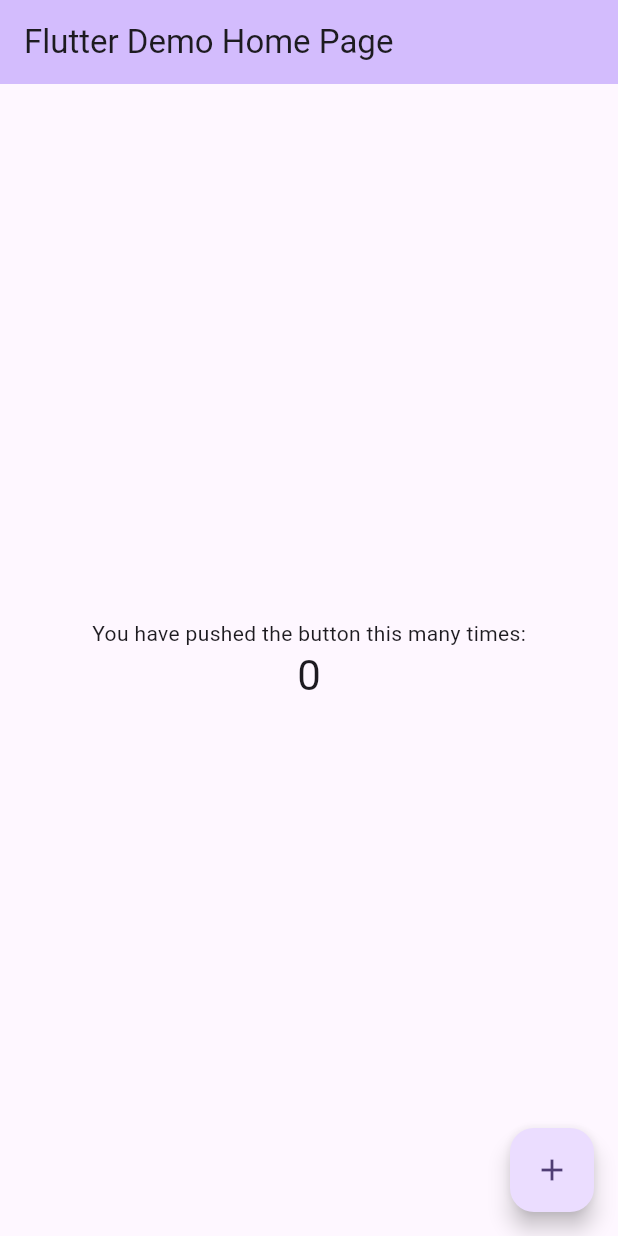
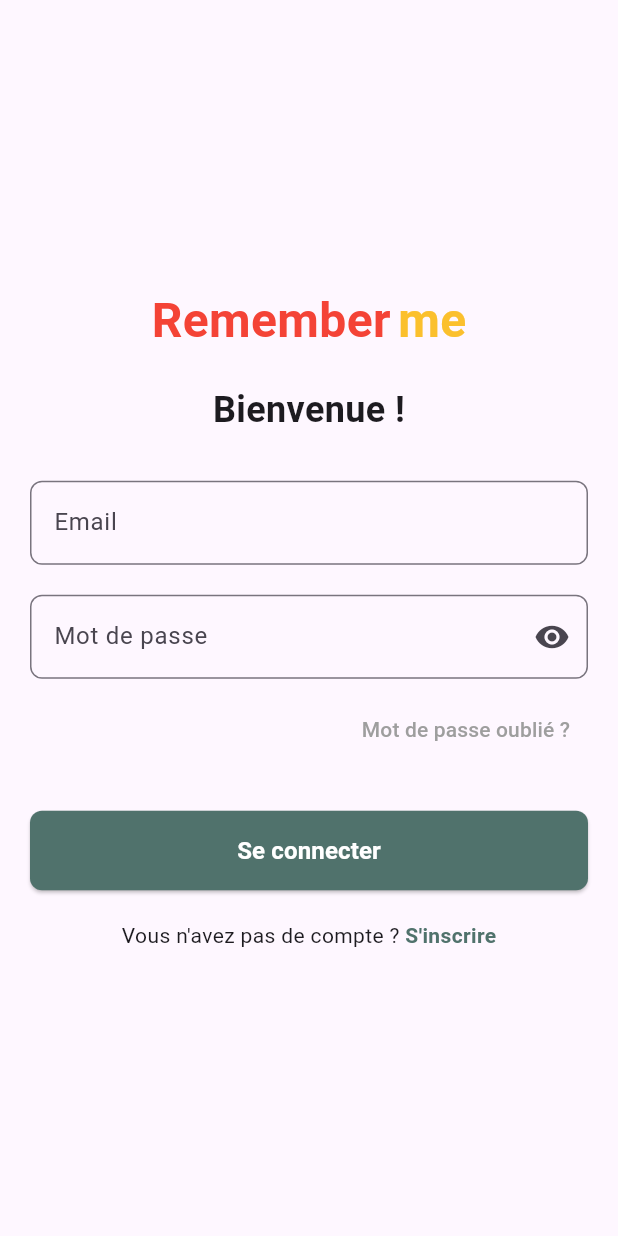
Before and after one commit to Osvald367/Remenber_me, a Flutter app: the screen it shows after launch, on a phone screen of 412 x 824 dp. Run offline on Flutter 3.47's test engine with Material 3 defaults, Android fonts, the phone set to English and light mode, and no system bars; our stand-ins replace flutter_spinkit.

Commit message:
login et acceuil

```diff
--- /dev/null
+++ b/lib/auth/login_screen.dart
@@ -0,0 +1,132 @@
+import 'package:flutter/material.dart';
+import 'package:remenber_me/components/colors.dart';
+import 'package:remenber_me/home.dart';
+
+class LoginScreen extends StatelessWidget {
+  @override
+  Widget build(BuildContext context) {
+    return Scaffold(
+      body: Padding(
+        padding: const EdgeInsets.symmetric(horizontal: 20.0),
+        child: Column(
+          mainAxisAlignment: MainAxisAlignment.center,
+          crossAxisAlignment: CrossAxisAlignment.stretch,
+          children: [
+            // Logo "Remember me"
+            Column(
+              children: [
+                Row(
+                  mainAxisAlignment: MainAxisAlignment.center,
+                  children: [
+                    Text(
+                  'Remember',
+                  style: TextStyle(
+                    fontSize: 32,
+                    fontWeight: FontWeight.bold,
+                    color: Colors.red,
+                  ),
+                ),
+                SizedBox(width: 5),
+                Text(
+                  'me',
+                  style: TextStyle(
+                    fontSize: 32,
+                    fontWeight: FontWeight.bold,
+                    color: Colors.yellow[700],
+                  ),
+                ),
+                  ])
+              ],
+            ),
+            const SizedBox(height: 20),
+            // Titre "Bienvenue !"
+            Text(
+              'Bienvenue !',
+              textAlign: TextAlign.center,
+              style: TextStyle(fontSize: 24, fontWeight: FontWeight.w600),
+            ),
+            const SizedBox(height: 30),
+            // Champ Email
+            TextField(
+              decoration: InputDecoration(
+                labelText: 'Email',
+                border: OutlineInputBorder(
+                  borderRadius: BorderRadius.circular(8.0),
+                ),
+              ),
+              keyboardType: TextInputType.emailAddress,
+            ),
+            const SizedBox(height: 20),
+            // Champ Mot de passe
+            TextField(
+              decoration: InputDecoration(
+                labelText: 'Mot de passe',
+                border: OutlineInputBorder(
+                  borderRadius: BorderRadius.circular(8.0),
+                ),
+                suffixIcon: Icon(Icons.visibility),
+              ),
+              obscureText: true,
+            ),
+            const SizedBox(height: 10),
+            // Lien "Mot de passe oublié ?"
+            Align(
+              alignment: Alignment.centerRight,
+              child: TextButton(
+                onPressed: () {
+                  // Action pour "Mot de passe oublié"
+                },
+                child: Text(
+                  'Mot de passe oublié ?',
+                  style: TextStyle(color: Colors.grey),
+                ),
+              ),
+            ),
+            const SizedBox(height: 30),
+            // Bouton "Se connecter"
+            ElevatedButton(
+              onPressed: () {
+                // Action pour le bouton Se connecter
+                Navigator.push(
+                    context,
+                    MaterialPageRoute(builder: (context) => HomeScreen()),
+                  );
+              },
+              style: ElevatedButton.styleFrom(
+                backgroundColor: AppColors.vert,
+                padding: const EdgeInsets.symmetric(vertical: 15.0),
+                shape: RoundedRectangleBorder(
+                  borderRadius: BorderRadius.circular(8.0),
+                ),
+              ),
+              child: Text(
+                'Se connecter',
+                style: TextStyle(fontSize: 16, fontWeight: FontWeight.w600, color: Colors.white),
+              ),
+            ),
+            const SizedBox(height: 20),
+            // Lien "Vous n'avez pas de compte ? S'inscrire"
+            Row(
+              mainAxisAlignment: MainAxisAlignment.center,
+              children: [
+                Text("Vous n'avez pas de compte ? "),
+                GestureDetector(
+                  onTap: () {
+                    // Action pour "S'inscrire"
+                  },
+                  child: Text(
+                    "S'inscrire",
+                    style: TextStyle(
+                      color: AppColors.vert,
+                      fontWeight: FontWeight.bold,
+                    ),
+                  ),
+                ),
+              ],
+            ),
+          ],
+        ),
+      ),
+    );
+  }
+}
--- /dev/null
+++ b/lib/components/colors.dart
@@ -0,0 +1,10 @@
+import 'package:flutter/material.dart';
+
+class AppColors {
+  static const Color vert = Color(0xFF50726c); // vert
+  static const Color jaune = Color(0xFFfadd70); // jaune
+  static const Color rouge = Color(0xFFeb4158); // rouge
+  static const Color noir = Color(0xFF000000); // noire
+  static const Color blanc = Color(0xFFffffff); // blanc
+
+}
--- a/lib/main.dart
+++ b/lib/main.dart
@@ -1,4 +1,5 @@
 import 'package:flutter/material.dart';
+import 'package:remenber_me/slashscreens/startup_screen.dart';
 
 void main() {
   runApp(const MyApp());
@@ -11,115 +12,9 @@
   @override
   Widget build(BuildContext context) {
     return MaterialApp(
-      title: 'Flutter Demo',
-      theme: ThemeData(
-        // This is the theme of your application.
-        //
-        // TRY THIS: Try running your application with "flutter run". You'll see
-        // the application has a purple toolbar. Then, without quitting the app,
-        // try changing the seedColor in the colorScheme below to Colors.green
-        // and then invoke "hot reload" (save your changes or press the "hot
-        // reload" button in a Flutter-supported IDE, or press "r" if you used
-        // the command line to start the app).
-        //
-        // Notice that the counter didn't reset back to zero; the application
-        // state is not lost during the reload. To reset the state, use hot
-        // restart instead.
-        //
-        // This works for code too, not just values: Most code changes can be
-        // tested with just a hot reload.
-        colorScheme: ColorScheme.fromSeed(seedColor: Colors.deepPurple),
-        useMaterial3: true,
-      ),
-      home: const MyHomePage(title: 'Flutter Demo Home Page'),
+      debugShowCheckedModeBanner: false,
+      title: 'Remenber Me',
+      home: StartupScreen(),
     );
   }
 }
-
-class MyHomePage extends StatefulWidget {
-  const MyHomePage({super.key, required this.title});
-
-  // This widget is the home page of your application. It is stateful, meaning
-  // that it has a State object (defined below) that contains fields that affect
-  // how it looks.
-
-  // This class is the configuration for the state. It holds the values (in this
-  // case the title) provided by the parent (in this case the App widget) and
-  // used by the build method of the State. Fields in a Widget subclass are
-  // always marked "final".
-
-  final String title;
-
-  @override
-  State<MyHomePage> createState() => _MyHomePageState();
-}
-
-class _MyHomePageState extends State<MyHomePage> {
-  int _counter = 0;
-
-  void _incrementCounter() {
-    setState(() {
-      // This call to setState tells the Flutter framework that something has
-      // changed in this State, which causes it to rerun the build method below
-      // so that the display can reflect the updated values. If we changed
-      // _counter without calling setState(), then the build method would not be
-      // called again, and so nothing would appear to happen.
-      _counter++;
-    });
-  }
-
-  @override
-  Widget build(BuildContext context) {
-    // This method is rerun every time setState is called, for instance as done
-    // by the _incrementCounter method above.
-    //
-    // The Flutter framework has been optimized to make rerunning build methods
-    // fast, so that you can just rebuild anything that needs updating rather
-    // than having to individually change instances of widgets.
-    return Scaffold(
-      appBar: AppBar(
-        // TRY THIS: Try changing the color here to a specific color (to
-        // Colors.amber, perhaps?) and trigger a hot reload to see the AppBar
-        // change color while the other colors stay the same.
-        backgroundColor: Theme.of(context).colorScheme.inversePrimary,
-        // Here we take the value from the MyHomePage object that was created by
-        // the App.build method, and use it to set our appbar title.
-        title: Text(widget.title),
-      ),
-      body: Center(
-        // Center is a layout widget. It takes a single child and positions it
-        // in the middle of the parent.
-        child: Column(
-          // Column is also a layout widget. It takes a list of children and
-          // arranges them vertically. By default, it sizes itself to fit its
-          // children horizontally, and tries to be as tall as its parent.
-          //
-          // Column has various properties to control how it sizes itself and
-          // how it positions its children. Here we use mainAxisAlignment to
-          // center the children vertically; the main axis here is the vertical
-          // axis because Columns are vertical (the cross axis would be
-          // horizontal).
-          //
-          // TRY THIS: Invoke "debug painting" (choose the "Toggle Debug Paint"
-          // action in the IDE, or press "p" in the console), to see the
-          // wireframe for each widget.
-          mainAxisAlignment: MainAxisAlignment.center,
-          children: <Widget>[
-            const Text(
-              'You have pushed the button this many times:',
-            ),
-            Text(
-              '$_counter',
-              style: Theme.of(context).textTheme.headlineMedium,
-            ),
-          ],
-        ),
-      ),
-      floatingActionButton: FloatingActionButton(
-        onPressed: _incrementCounter,
-        tooltip: 'Increment',
-        child: const Icon(Icons.add),
-      ), // This trailing comma makes auto-formatting nicer for build methods.
-    );
-  }
-}
--- a/pubspec.yaml
+++ b/pubspec.yaml
@@ -35,6 +35,7 @@ dependencies:
   # The following adds the Cupertino Icons font to your application.
   # Use with the CupertinoIcons class for iOS style icons.
   cupertino_icons: ^1.0.8
+  flutter_spinkit: ^5.2.1
 
 dev_dependencies:
   flutter_test:
@@ -59,8 +60,8 @@ flutter:
   uses-material-design: true
 
   # To add assets to your application, add an assets section, like this:
-  # assets:
-  #   - images/a_dot_burr.jpeg
+  assets:
+    - images/
   #   - images/a_dot_ham.jpeg
 
   # An image asset can refer to one or more resolution-specific "variants", see
```
Also changed, not shown: lib/components/subscription_card.dart (added, +63 -0 lines), lib/home.dart (added, +149 -0 lines), lib/slashscreens/startup_screen.dart (added, +52 -0 lines), images/logo.png (added), images/profile.png (added), pubspec.lock.
